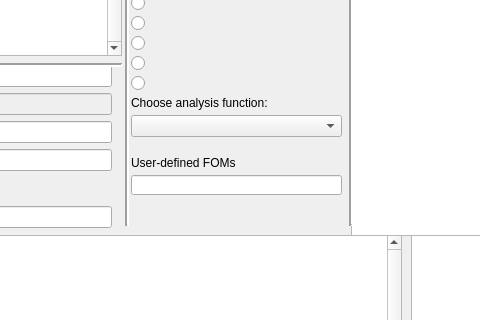
First picture: the form in QtDesign/CalcFOMForm.ui, repository johnmgregoire/JCAPDataProcess, before the edit; both pictures show x 159 to 639 and y 295 to 615 of the 1142 by 882 pixel window.
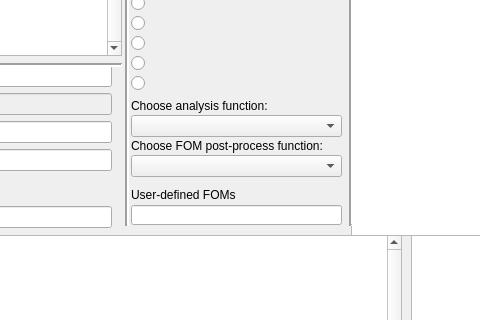
Second picture: the form after the edit.

Commit message: complete draft of Comp Ave Process FOM

The edit to the form file:
```diff
--- a/QtDesign/CalcFOMForm.ui
+++ b/QtDesign/CalcFOMForm.ui
@@ -429,7 +429,7 @@
      <x>290</x>
      <y>390</y>
      <width>219</width>
-     <height>16</height>
+     <height>21</height>
     </rect>
    </property>
    <property name="text">
@@ -1008,7 +1008,7 @@
    <property name="geometry">
     <rect>
      <x>290</x>
-     <y>470</y>
+     <y>500</y>
      <width>211</width>
      <height>20</height>
     </rect>
@@ -1039,15 +1039,42 @@
    <property name="geometry">
     <rect>
      <x>290</x>
-     <y>450</y>
+     <y>480</y>
      <width>219</width>
-     <height>16</height>
+     <height>20</height>
     </rect>
    </property>
    <property name="text">
     <string>User-defined FOMs</string>
    </property>
   </widget>
+  <widget class="QComboBox" name="FOMProcessNamesComboBox">
+   <property name="geometry">
+    <rect>
+     <x>290</x>
+     <y>450</y>
+     <width>211</width>
+     <height>22</height>
+    </rect>
+   </property>
+   <property name="toolTip">
+    <string>The name of the functions that will be applied to data
+to generate Intermediate and FOM results</string>
+   </property>
+  </widget>
+  <widget class="QLabel" name="label_22">
+   <property name="geometry">
+    <rect>
+     <x>290</x>
+     <y>430</y>
+     <width>219</width>
+     <height>21</height>
+    </rect>
+   </property>
+   <property name="text">
+    <string>Choose FOM post-process function:</string>
+   </property>
+  </widget>
  </widget>
  <resources/>
  <connections/>
```
The commit also changes 7 other files.
